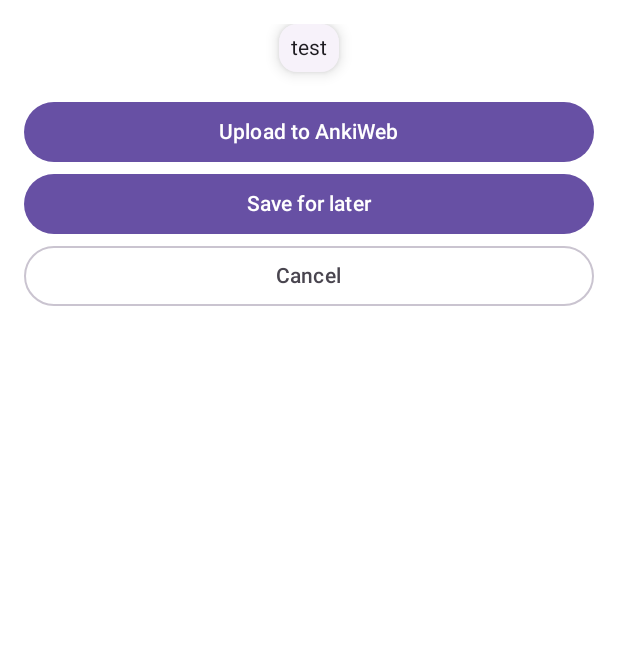
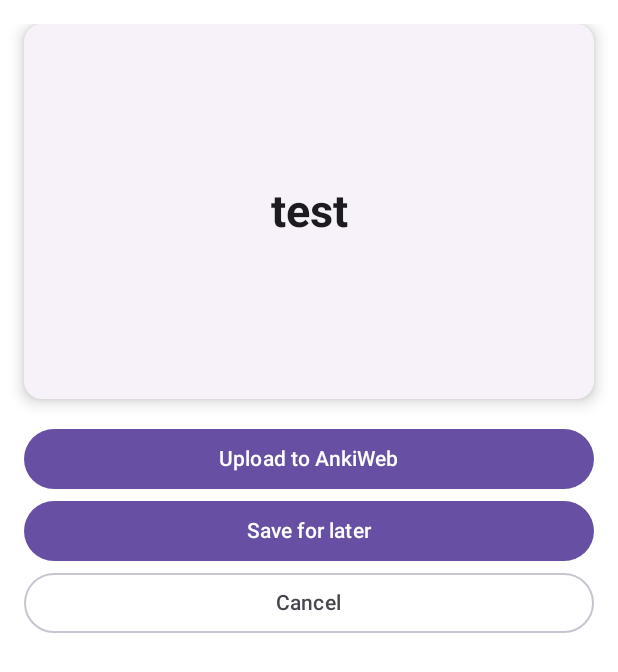
Before and after one commit to kzhangdz/ThaiToAnki, an Android app built with Jetpack Compose: the @Preview function FlashcardScreenPreview, on a phone screen of 412 x 824 dp. Shown: the top 672 px of the screen. Run offline under Robolectric (Android 15) with nearby library versions, the phone set to English and light mode, and no system bars.

Commit message:
card formatting

```diff
--- a/app/src/main/java/com/example/thaitoanki/ui/screens/FlashcardScreen.kt
+++ b/app/src/main/java/com/example/thaitoanki/ui/screens/FlashcardScreen.kt
@@ -3,6 +3,7 @@ package com.example.thaitoanki.ui.screens
 import androidx.compose.foundation.layout.Arrangement
 import androidx.compose.foundation.layout.Column
 import androidx.compose.foundation.layout.Spacer
+import androidx.compose.foundation.layout.fillMaxSize
 import androidx.compose.foundation.layout.fillMaxWidth
 import androidx.compose.foundation.layout.height
 import androidx.compose.foundation.layout.padding
@@ -22,8 +23,10 @@ import androidx.compose.ui.Alignment
 import androidx.compose.ui.Modifier
 import androidx.compose.ui.res.dimensionResource
 import androidx.compose.ui.res.stringResource
+import androidx.compose.ui.text.font.FontWeight
 import androidx.compose.ui.tooling.preview.Preview
 import androidx.compose.ui.unit.dp
+import androidx.compose.ui.unit.sp
 import com.example.thaitoanki.R
 import com.example.thaitoanki.network.Definition
 
@@ -31,6 +34,7 @@ import com.example.thaitoanki.network.Definition
 fun FlashcardScreen(
     loadingStatus: LoadingStatus,
     flashcardInfo: List<Definition>,
+    isShowingBack: Boolean = false,
     modifier: Modifier = Modifier,
 ){
     Column(
@@ -49,7 +53,10 @@ fun FlashcardScreen(
             // TODO: set hard height for flashcard
             Flashcard(
                 flashcardInfo = flashcardInfo,
-                modifier = Modifier.height(256.dp)
+                isShowingBack = isShowingBack,
+                modifier = Modifier
+                    .height(250.dp)
+                    .fillMaxWidth()
             )
             Spacer(
                 modifier = Modifier.padding(dimensionResource(R.dimen.padding_small))
@@ -74,11 +81,15 @@ fun Flashcard(
         ElevatedCard(
             elevation = CardDefaults.cardElevation(
                 defaultElevation = 6.dp
-            )
+            ),
+            modifier = modifier
         ) {
             Column(
+                verticalArrangement = Arrangement.Center,
+                horizontalAlignment = Alignment.CenterHorizontally,
                 modifier = Modifier
                     .padding(dimensionResource(R.dimen.padding_small))
+                    .fillMaxSize()
             ) {
                 if (isShowingBack){
                     FlashcardBack(flashcardInfo)
@@ -97,9 +108,17 @@ fun FlashcardFront(
     flashcardInfo: List<Definition>,
     modifier: Modifier = Modifier
 ){
+    Column(
+        verticalArrangement = Arrangement.Center,
+        horizontalAlignment = Alignment.CenterHorizontally,
+        modifier = modifier
+        ) {
         Text(
-        flashcardInfo[0].baseWord
+            flashcardInfo[0].baseWord,
+            fontWeight = FontWeight.Bold,
+            fontSize = 30.sp
         )
+    }
 }
 
 @Composable
@@ -107,6 +126,11 @@ fun FlashcardBack(
     flashcardInfo: List<Definition>,
     modifier: Modifier = Modifier
 ){
+    Column(
+        verticalArrangement = Arrangement.Center,
+        horizontalAlignment = Alignment.CenterHorizontally,
+        modifier = modifier
+    ) {
         Text(
             flashcardInfo[0].partOfSpeech
         )
@@ -117,6 +141,7 @@ fun FlashcardBack(
         Text(
             flashcardInfo[0].sentences[0].baseWord
         )
+    }
 }
 
 @Composable
@@ -164,3 +189,16 @@ fun FlashcardScreenPreview() {
         loadingStatus = LoadingStatus.Success
     )
 }
+
+@Preview(showBackground = true)
+@Composable
+fun FlashcardScreenBackPreview() {
+    FlashcardScreen(
+        flashcardInfo = listOf(Definition("test", "")),
+        isShowingBack = true,
+        modifier = Modifier
+            .padding(dimensionResource(R.dimen.padding_medium))
+            .verticalScroll(rememberScrollState()),
+        loadingStatus = LoadingStatus.Success
+    )
+}
```
Also changed, not shown: app/src/main/java/com/example/thaitoanki/ui/ThaiToAnkiScreen.kt (+9 -4 lines). Lines whose indentation alone changed are shown as unchanged.
